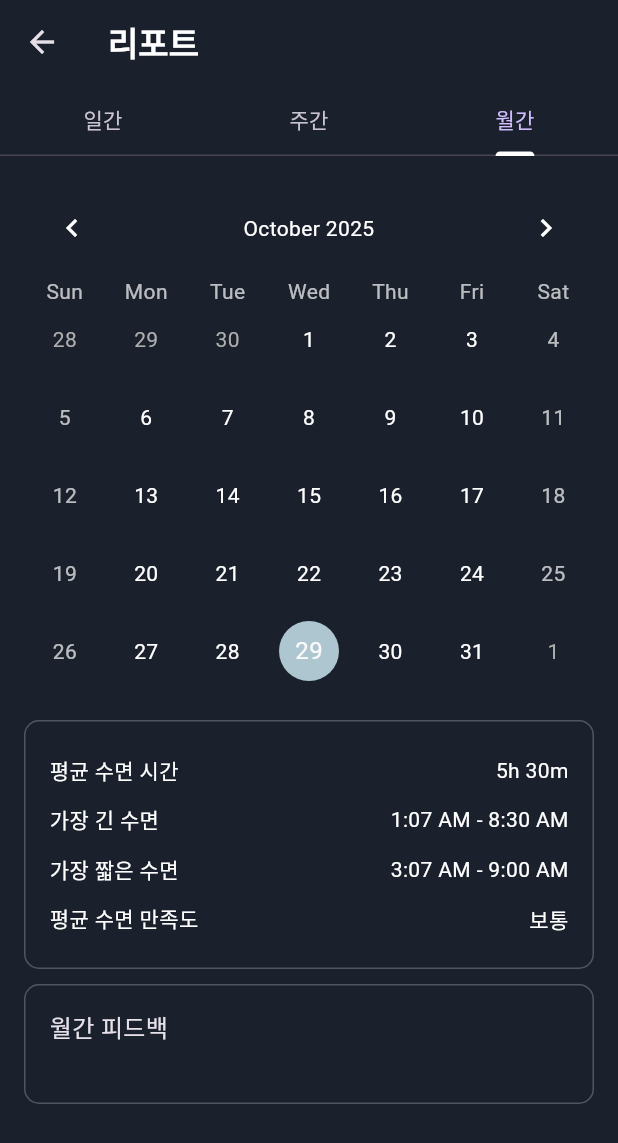
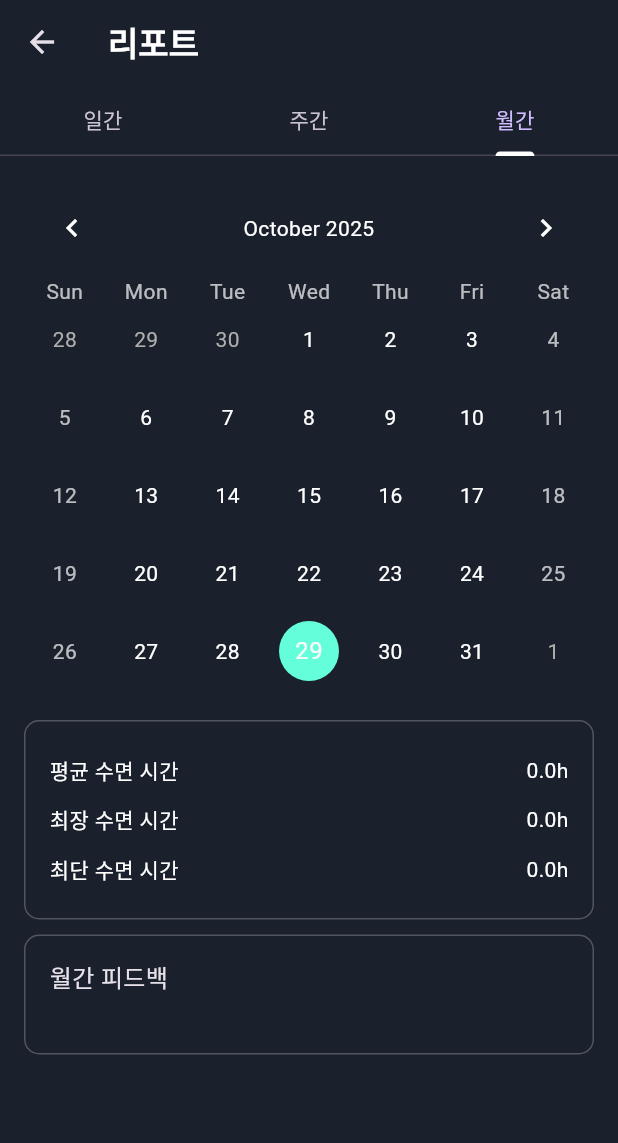
Before and after one commit to yoyohanyy/digital_health_care, a Flutter app: the ReportPage screen opened directly, tab 3 chosen, on a phone screen of 412 x 824 dp. Shown: the top 1143 px of the screen. Run offline on Flutter 3.47's test engine with Material 3 defaults, Android fonts, the phone set to English and light mode, and no system bars; drawn by our look-alikes of table_calendar; our stand-ins replace cloud_firestore, firebase_core, fl_chart, percent_indicator, shared_preferences; missing offline and left inert: health, kakao_flutter_sdk, kakao_flutter_sdk_user; accounts and stored records are empty.

Commit message:
무한 로딩 해결 및 리포트 페이지 코드 추가

```diff
--- a/lib/DTO/sleepRecordDTO.dart
+++ b/lib/DTO/sleepRecordDTO.dart
@@ -2,10 +2,10 @@ import 'package:cloud_firestore/cloud_firestore.dart';
 
 class SleepRecord {
   final DateTime date;
-  final DateTime startTime;
-  final DateTime endTime;
+  final DateTime? startTime;
+  final DateTime? endTime;
   final double totalHours;
-  final int deepSleep;
+  final double deepSleep;
   final int satisfaction;
   final String feedback;
   final Timestamp createdAt;
@@ -23,35 +23,15 @@ class SleepRecord {
     required this.updatedAt,
   });
 
-  factory SleepRecord.fromMap(Map<String, dynamic> map) {
-    return SleepRecord(
-      date: (map['date'] as Timestamp?)?.toDate() ?? DateTime.now(),
-      startTime:
-          (map['sleepInfo']['startTime'] as Timestamp?)?.toDate() ??
-          DateTime.now(),
-      endTime:
-          (map['sleepInfo']['endTime'] as Timestamp?)?.toDate() ??
-          DateTime.now(),
-      totalHours: map['sleepInfo']?['totalHours'] ?? 0,
-      deepSleep: map['sleepInfo']?['deepSleep'] ?? 0,
-      satisfaction: map['satisfaction'] ?? 0,
-      feedback: map['feedback'] ?? '',
-      createdAt: map['createdAt'] as Timestamp? ?? Timestamp.now(),
-      updatedAt: map['updatedAt'] as Timestamp? ?? Timestamp.now(),
-    );
-  }
-
-  Map<String, dynamic> toMap() {
-    return {
-      'date': Timestamp.fromDate(date),
-      'startTime': Timestamp.fromDate(startTime),
-      'endTime': Timestamp.fromDate(endTime),
-      'totalHours': totalHours,
-      'deepSleep': deepSleep,
-      'satisfaction': satisfaction,
-      'feedback': feedback,
-      'createdAt': createdAt,
-      'updatedAt': updatedAt,
-    };
-  }
+  factory SleepRecord.empty(DateTime date) => SleepRecord(
+    date: date,
+    startTime: null,
+    endTime: null,
+    totalHours: 0,
+    deepSleep: 0,
+    satisfaction: 0,
+    feedback: '',
+    createdAt: Timestamp.now(),
+    updatedAt: Timestamp.now(),
+  );
 }
--- a/lib/page/reportPage.dart
+++ b/lib/page/reportPage.dart
@@ -35,52 +35,41 @@ class _ReportPageState extends State<ReportPage>
   DateTime? _sleepStartTime;
   DateTime? _sleepEndTime;
   double _deepSleep = 0.0;
-  Map<DateTime, double> _weeklySleep = {};
   bool _isLoading = true;
   int _currentTabIndex = 0;
   String _targetSleepTimeString = "00:00 AM - 00:00 AM";
-
-  // 🆕 For dynamic date navigation
   DateTime _selectedDate = DateTime.now();
   late DateTime _currentWeekStart;
-  double _targetSleepDurationHours = 8.0; //목표 수면 시간을 저장할 곳
+  double _targetSleepDurationHours = 8.0;
 
   @override
   void initState() {
     super.initState();
     _tabController = TabController(length: 3, vsync: this);
 
-    // ✅ 탭 컨트롤러에 리스너 추가
     _tabController.addListener(() {
-      // 탭이 변경될 때마다 상태를 업데이트하여 UI를 다시 그리도록 함
       setState(() {
         _currentTabIndex = _tabController.index;
       });
     });
 
-    // ✅ Initialize the current week (Sunday as start)
     _currentWeekStart = _getStartOfWeek(_selectedDate);
 
-    // ✅ Load sleep data
     _loadSleepDataForDate(_selectedDate);
 
-    // Firebase 데이터 불러오기
     WidgetsBinding.instance.addPostFrameCallback((_) async {
-      _loadSleepRecords();
-      _loadTargetSleepTime();
+      await _loadSleepRecords();
+      await _loadTargetSleepTime();
     });
   }
 
-  // Helper to get start of the week (Sunday)
   DateTime _getStartOfWeek(DateTime date) {
-    // weekday: Monday=1, Sunday=7 → Sunday start = subtract weekday % 7
     return date.subtract(Duration(days: date.weekday % 7));
   }
 
   Future<void> _loadTargetSleepTime() async {
     final prefs = await SharedPreferences.getInstance();
 
-    // 저장된 값이 없으면 기본값 사용
     final wakeUpHour = prefs.getInt('wakeUpHour') ?? 8;
     final wakeUpMinute = prefs.getInt('wakeUpMinute') ?? 0;
     final bedTimeHour = prefs.getInt('bedTimeHour') ?? 0;
@@ -89,24 +78,16 @@ class _ReportPageState extends State<ReportPage>
     final wakeUpTime = TimeOfDay(hour: wakeUpHour, minute: wakeUpMinute);
     final bedTime = TimeOfDay(hour: bedTimeHour, minute: bedTimeMinute);
 
-    // ✅ 목표 수면 시간(분) 계산
-    int bedTimeInMinutes = bedTime.hour * 60 + bedTime.minute;
-    int wakeUpTimeInMinutes = wakeUpTime.hour * 60 + wakeUpTime.minute;
-
-    int durationInMinutes;
-
-    // 취침 시간이 기상 시간보다 늦으면 (예: 23시 취침, 07시 기상)
-    if (bedTimeInMinutes > wakeUpTimeInMinutes) {
-      durationInMinutes = (24 * 60 - bedTimeInMinutes) + wakeUpTimeInMinutes;
-    } else {
-      durationInMinutes = wakeUpTimeInMinutes - bedTimeInMinutes;
-    }
+    int bedTimeMinutes = bedTime.hour * 60 + bedTime.minute;
+    int wakeUpMinutes = wakeUpTime.hour * 60 + wakeUpTime.minute;
+    int duration = bedTimeMinutes > wakeUpMinutes
+        ? (24 * 60 - bedTimeMinutes) + wakeUpMinutes
+        : wakeUpMinutes - bedTimeMinutes;
 
     setState(() {
       _targetSleepTimeString =
-          '${_formatTimeOfDay(bedTime)} - ${_formatTimeOfDay(wakeUpTime)}';
-
-      _targetSleepDurationHours = durationInMinutes / 60.0;
+      '${_formatTimeOfDay(bedTime)} - ${_formatTimeOfDay(wakeUpTime)}';
+      _targetSleepDurationHours = duration / 60.0;
     });
   }
 
@@ -129,7 +110,7 @@ class _ReportPageState extends State<ReportPage>
 
     if (_sleepStartTime != null && _sleepEndTime != null) {
       await _firebaseService.saveTodaySleepData(
-        "test_user_123", // 실제 로그인한 userId로 교체
+        "test_user_123",
         {
           'startTime': _sleepStartTime,
           'endTime': _sleepEndTime,
@@ -140,53 +121,13 @@ class _ReportPageState extends State<ReportPage>
     }
   }
 
-  Future<void> _loadWeeklySleep() async {
-    final records = await _firebaseService.getWeeklySleep("test_user_123");
-    debugPrint("📊 주간 수면 데이터: $records");
-
-    final Map<DateTime, double> weeklyMap = {};
-
-    for (var record in records) {
-      final dateKey = DateTime(
-        record.date.year,
-        record.date.month,
-        record.date.day,
-      );
-      weeklyMap[dateKey] = record.totalHours;
-    }
-
-    setState(() {
-      _weeklySleep = weeklyMap;
-      _isLoading = false;
-    });
-  }
-
-  Future<void> _saveSleepData() async {
-    if (_sleepStartTime != null && _sleepEndTime != null) {
-      await _firebaseService.saveTodaySleepData(
-        "test_user_123", // 실제 로그인한 userId로 교체
-        {
-          'startTime': _sleepStartTime,
-          'endTime': _sleepEndTime,
-          'totalMinutes': _totalHours * 60,
-          'deepSleep': _deepSleep,
-        },
-      );
-    } else {
-      debugPrint("⚠️ 수면 데이터가 준비되지 않았습니다.");
-    }
-  }
-
   Future<void> _loadSleepRecords() async {
     final userProvider = Provider.of<UserProvider>(context, listen: false);
     final sleepProvider = Provider.of<SleepRecordProvider>(
       context,
       listen: false,
     );
-    await sleepProvider.fetchRecords(
-      userProvider.user!.id,
-      days: 30,
-    ); // 최근 30일 데이터 로드
+    await sleepProvider.fetchRecords(userProvider.user!.id, days: 30);
     setState(() {
       _isLoading = false;
     });
@@ -217,56 +158,31 @@ class _ReportPageState extends State<ReportPage>
     super.dispose();
   }
 
-  // ---------------- Main ----------------
+  bool _isSameDay(DateTime a, DateTime b) =>
+      a.year == b.year && a.month == b.month && a.day == b.day;
+
   @override
   Widget build(BuildContext context) {
     final sleepProvider = Provider.of<SleepRecordProvider>(context);
     final records = sleepProvider.records;
-    // 🆕 오늘 record 찾기, 없으면 더미 데이터 생성
-    final today = _selectedDate;
-    SleepRecord todayRecord = records.firstWhere(
-      (r) =>
-          r.date.year == today.year &&
-          r.date.month == today.month &&
-          r.date.day == today.day,
-      orElse:
-          () => SleepRecord(
-            date: today,
-            startTime: today,
-            endTime: today,
-            totalHours: 0,
-            deepSleep: 0,
-            satisfaction: 0,
-            feedback: '데이터 없음',
-            createdAt: Timestamp.now(),
-            updatedAt: Timestamp.now(),
-          ),
+
+    // 오늘 record 가져오기
+    final todayRecord = records.firstWhere(
+          (r) => _isSameDay(r.date, _selectedDate),
+      orElse: () => SleepRecord.empty(_selectedDate),
     );
 
-    // 🆕 주간 데이터 Map
+    // 주간 Map 생성
     Map<DateTime, double> weeklySleep = {};
     for (int i = 0; i < 7; i++) {
       DateTime day = _currentWeekStart.add(Duration(days: i));
       final r = records.firstWhere(
-        (rec) =>
-            rec.date.year == day.year &&
-            rec.date.month == day.month &&
-            rec.date.day == day.day,
-        orElse:
-            () => SleepRecord(
-              date: day,
-              startTime: day,
-              endTime: day,
-              totalHours: 0,
-              deepSleep: 0,
-              satisfaction: 0,
-              feedback: '데이터 없음',
-              createdAt: Timestamp.now(),
-              updatedAt: Timestamp.now(),
-            ),
+            (rec) => _isSameDay(rec.date, day),
+        orElse: () => SleepRecord.empty(day),
       );
       weeklySleep[day] = r.totalHours.toDouble();
     }
+
     return Scaffold(
       appBar: AppBar(
         backgroundColor: const Color(0xFF1A202C),
@@ -274,41 +190,13 @@ class _ReportPageState extends State<ReportPage>
           "리포트",
           style: TextStyle(color: Colors.white, fontWeight: FontWeight.bold),
         ),
-
         actions: [
-          // '일간' 탭(인덱스 0)일 때만 공유 아이콘을 표시합니다.
           if (_currentTabIndex == 0)
             IconButton(
               icon: const Icon(Icons.share, color: Colors.white),
-              onPressed: () {
-                final double lightSleepHours = (_totalHours - _deepSleep).clamp(
-                  0.0,
-                  _totalHours,
-                );
-
-                Navigator.push(
-                  context,
-                  MaterialPageRoute(
-                    builder:
-                        (context) => SharePage(
-                          totalSleepHours: _totalHours,
-                          deepSleepHours: _deepSleep,
-                          lightSleepHours: lightSleepHours,
-                          dayOfWeek: DateFormat(
-                            'EEEE',
-                            'ko_KR',
-                          ).format(_selectedDate),
-                          sleepScore: 78,
-                          avgHeartRate: 98,
-                          sleepSatisfaction: "보통",
-                          sleepGoalPercent: 76,
-                        ),
-                  ),
-                );
-              },
+              onPressed: null, // 필요시 SharePage 연결
             ),
         ],
-
         bottom: TabBar(
           controller: _tabController,
           tabs: const [Tab(text: "일간"), Tab(text: "주간"), Tab(text: "월간")],
@@ -318,7 +206,7 @@ class _ReportPageState extends State<ReportPage>
       body: TabBarView(
         controller: _tabController,
         children: [
-          _buildDailyReport(todayRecord),
+          _buildDailyReport(todayRecord, weeklySleep),
           _buildWeeklyReport(weeklySleep),
           _buildMonthlyReport(),
         ],
@@ -327,22 +215,11 @@ class _ReportPageState extends State<ReportPage>
   }
 
   // ---------------- Daily Report ----------------
-  Widget _buildDailyReport(SleepRecord todayRecord) {
-    List<DateTime> weekDays = List.generate(
-      7,
-      (i) => _currentWeekStart.add(Duration(days: i)),
-    );
+  Widget _buildDailyReport(SleepRecord todayRecord, Map<DateTime, double> weeklySleep) {
+    List<DateTime> weekDays = List.generate(7, (i) => _currentWeekStart.add(Duration(days: i)));
 
-    // ✅ 수면 목표 달성률 계산
-    // _targetSleepDurationHours가 0보다 클 때만 계산 (0으로 나누기 방지)
     final double sleepPercent =
-        (_targetSleepDurationHours > 0)
-            ? (_totalHours / _targetSleepDurationHours).clamp(
-              0.0,
-              1.0,
-            ) // 0.0과 1.0 사이 값으로 제한
-            : 0.0;
-
+    (_targetSleepDurationHours > 0) ? (_totalHours / _targetSleepDurationHours).clamp(0.0, 1.0) : 0.0;
     final String percentText = "${(sleepPercent * 100).toStringAsFixed(0)}%";
 
     return SingleChildScrollView(
@@ -351,40 +228,26 @@ class _ReportPageState extends State<ReportPage>
         crossAxisAlignment: CrossAxisAlignment.center,
         children: [
           const SizedBox(height: 20),
-
-          // 🗓 Dynamic Date Row
           Row(
             mainAxisAlignment: MainAxisAlignment.center,
             children: [
-              IconButton(
-                icon: const Icon(Icons.chevron_left, color: Colors.white54),
-                onPressed: _goToPreviousWeek,
-              ),
+              IconButton(icon: const Icon(Icons.chevron_left, color: Colors.white54), onPressed: _goToPreviousWeek),
               Expanded(
                 child: Row(
-                  // ✅ 7개의 날짜가 공간을 균등하게 나누도록 설정
                   mainAxisAlignment: MainAxisAlignment.spaceAround,
                   children: [
                     for (var day in weekDays)
-                      // ✅ 각각의 날짜 아이템을 Expanded로 감싸서 균등하게 분배
                       Expanded(
                         child: GestureDetector(
                           onTap: () => _selectDate(day),
-                          // 투명한 영역도 터치가 되도록 설정
                           behavior: HitTestBehavior.opaque,
                           child: Column(
                             children: [
                               Text(
                                 DateFormat.E('ko_KR').format(day),
                                 style: TextStyle(
-                                  color:
-                                      _isSameDay(day, _selectedDate)
-                                          ? Colors.white
-                                          : Colors.white54,
-                                  fontWeight:
-                                      _isSameDay(day, _selectedDate)
-                                          ? FontWeight.bold
-                                          : FontWeight.normal,
+                                  color: _isSameDay(day, _selectedDate) ? Colors.white : Colors.white54,
+                                  fontWeight: _isSameDay(day, _selectedDate) ? FontWeight.bold : FontWeight.normal,
                                   fontSize: 14,
                                 ),
                               ),
@@ -392,24 +255,15 @@ class _ReportPageState extends State<ReportPage>
                               Text(
                                 "${day.day}",
                                 style: TextStyle(
-                                  color:
-                                      _isSameDay(day, _selectedDate)
-                                          ? Colors.white
-                                          : Colors.white54,
-                                  fontWeight:
-                                      _isSameDay(day, _selectedDate)
-                                          ? FontWeight.bold
-                                          : FontWeight.normal,
+                                  color: _isSameDay(day, _selectedDate) ? Colors.white : Colors.white54,
+                                  fontWeight: _isSameDay(day, _selectedDate) ? FontWeight.bold : FontWeight.normal,
                                   fontSize: 16,
                                 ),
                               ),
                               if (_isSameDay(day, _selectedDate))
                                 const Padding(
                                   padding: EdgeInsets.only(top: 2),
-                                  child: CircleAvatar(
-                                    radius: 3,
-                                    backgroundColor: Colors.white70,
-                                  ),
+                                  child: CircleAvatar(radius: 3, backgroundColor: Colors.white70),
                                 ),
                             ],
                           ),
@@ -418,75 +272,37 @@ class _ReportPageState extends State<ReportPage>
                   ],
                 ),
               ),
-              IconButton(
-                icon: const Icon(Icons.chevron_right, color: Colors.white54),
-                onPressed: _goToNextWeek,
-              ),
+              IconButton(icon: const Icon(Icons.chevron_right, color: Colors.white54), onPressed: _goToNextWeek),
             ],
           ),
-
           const SizedBox(height: 30),
-
-          const Text(
-            "수면 성취",
-            style: TextStyle(fontSize: 20, fontWeight: FontWeight.bold),
-          ),
+          const Text("수면 성취", style: TextStyle(fontSize: 20, fontWeight: FontWeight.bold)),
           const SizedBox(height: 5),
-          const Text(
-            "목표 수면 대비 실제 수면 비율",
-            style: TextStyle(color: Colors.white54),
-          ),
+          const Text("목표 수면 대비 실제 수면 비율", style: TextStyle(color: Colors.white54)),
           const SizedBox(height: 30),
-
           CircularPercentIndicator(
             radius: 80.0,
             lineWidth: 15.0,
             percent: sleepPercent,
-            center: Text(
-              percentText,
-              style: TextStyle(fontSize: 22, fontWeight: FontWeight.bold),
-            ),
-            progressColor: Color(0xFFAEC6CF),
+            center: Text(percentText, style: const TextStyle(fontSize: 22, fontWeight: FontWeight.bold)),
+            progressColor: const Color(0xFFAEC6CF),
             backgroundColor: Colors.white24,
             circularStrokeCap: CircularStrokeCap.round,
           ),
-
           const SizedBox(height: 40),
-
           _infoCard([
             _infoRow("선택한 날짜", DateFormat('yyyy.MM.dd').format(_selectedDate)),
             _infoRow("목표 수면 시간", _targetSleepTimeString),
             _infoRow("실제 수면 시간", "${todayRecord.totalHours}시간"),
             _infoRow("수면 만족도 평가", "보통"),
           ]),
-
           const SizedBox(height: 20),
-
-          _infoCard([
-            const Text("일간 피드백", style: TextStyle(fontSize: 16)),
-          ], height: 80),
-
-          const SizedBox(height: 20),
-
-          _infoCard([
-            Row(
-              mainAxisAlignment: MainAxisAlignment.spaceBetween,
-              children: const [
-                Text("이 날의 타임캡슐", style: TextStyle(fontSize: 16)),
-                Icon(Icons.chevron_right, color: Colors.white54),
-              ],
-            ),
-          ], height: 60),
-          const SizedBox(height: 20),
-
-          ElevatedButton(
-            onPressed: /*_saveSleepData,*/ null,
-            child: const Text("저장", style: TextStyle(fontSize: 16)),
-          ),
+          _infoCard([const Text("일간 피드백", style: TextStyle(fontSize: 16))], height: 80),
         ],
       ),
     );
   }
+
 
   // ---------------- Weekly Report ----------------
   Widget _buildWeeklyReport(Map<DateTime, double> weeklySleep) {
@@ -616,17 +432,52 @@ class _ReportPageState extends State<ReportPage>
   }
 
   // ---------------- Monthly Report ----------------
+  // ---------------- Monthly Report ----------------
   Widget _buildMonthlyReport() {
+    final sleepProvider = Provider.of<SleepRecordProvider>(context);
+    final records = sleepProvider.records;
+
+    final now = DateTime.now();
+    final firstDayOfMonth = DateTime(now.year, now.month, 1);
+    final daysInMonth = DateTime(now.year, now.month + 1, 0).day;
+
+    // 월간 Map 생성 (시간 제거)
+    Map<DateTime, double> monthlySleep = {};
+    for (int i = 0; i < daysInMonth; i++) {
+      DateTime day = DateTime(now.year, now.month, 1).add(Duration(days: i));
+      final record = records.firstWhere(
+            (r) => r.date.year == day.year && r.date.month == day.month && r.date.day == day.day,
+        orElse: () => SleepRecord.empty(day),
+      );
+      monthlySleep[DateTime(day.year, day.month, day.day)] = record.totalHours.toDouble();
+    }
+
+    // 월간 통계 계산
+    final sleepValues = monthlySleep.values.where((v) => v > 0).toList();
+    double avgSleep = sleepValues.isNotEmpty
+        ? sleepValues.reduce((a, b) => a + b) / sleepValues.length
+        : 0.0;
+    double maxSleep = sleepValues.isNotEmpty ? sleepValues.reduce((a, b) => a > b ? a : b) : 0.0;
+    double minSleep = sleepValues.isNotEmpty ? sleepValues.reduce((a, b) => a < b ? a : b) : 0.0;
+
     return SingleChildScrollView(
       padding: const EdgeInsets.all(16),
       child: Column(
         children: [
           TableCalendar(
-            focusedDay: DateTime.now(),
+            focusedDay: _selectedDate,
             firstDay: DateTime(2020),
             lastDay: DateTime(2030),
             calendarFormat: CalendarFormat.month,
             startingDayOfWeek: StartingDayOfWeek.sunday,
+            selectedDayPredicate: (day) => _isSameDay(day, _selectedDate),
+            onDaySelected: (selectedDay, focusedDay) {
+              setState(() {
+                _selectedDate = selectedDay;
+              });
+              _loadSleepDataForDate(selectedDay);
+              _tabController.animateTo(0); // 일간 탭으로 이동
+            },
             headerStyle: const HeaderStyle(
               formatButtonVisible: false,
               titleCentered: true,
@@ -638,35 +489,55 @@ class _ReportPageState extends State<ReportPage>
               weekdayStyle: TextStyle(color: Colors.white70),
               weekendStyle: TextStyle(color: Colors.white70),
             ),
-            calendarStyle: const CalendarStyle(
-              todayDecoration: BoxDecoration(
+            calendarStyle: CalendarStyle(
+              todayDecoration: const BoxDecoration(
                 color: Color(0xFFAEC6CF),
                 shape: BoxShape.circle,
               ),
-              defaultTextStyle: TextStyle(color: Colors.white),
-              weekendTextStyle: TextStyle(color: Colors.white70),
+              selectedDecoration: const BoxDecoration(
+                color: Colors.tealAccent,
+                shape: BoxShape.circle,
+              ),
+              defaultTextStyle: const TextStyle(color: Colors.white),
+              weekendTextStyle: const TextStyle(color: Colors.white70),
+            ),
+            calendarBuilders: CalendarBuilders(
+              markerBuilder: (context, day, events) {
+                DateTime key = DateTime(day.year, day.month, day.day);
+                double sleepHours = monthlySleep[key] ?? 0.0;
+                if (sleepHours > 0) {
+                  return Positioned(
+                    bottom: 1,
+                    child: Container(
+                      width: 20,
+                      height: 4,
+                      decoration: BoxDecoration(
+                        color: Colors.tealAccent,
+                        borderRadius: BorderRadius.circular(2),
+                      ),
+                    ),
+                  );
+                }
+                return null;
+              },
             ),
           ),
           const SizedBox(height: 20),
+          // 월간 통계 카드
           _infoCard([
-            _infoRow("평균 수면 시간", "5h 30m"),
-            _infoRow("가장 긴 수면", "1:07 AM - 8:30 AM"),
-            _infoRow("가장 짧은 수면", "3:07 AM - 9:00 AM"),
-            _infoRow("평균 수면 만족도", "보통"),
+            _infoRow("평균 수면 시간", "${avgSleep.toStringAsFixed(1)}h"),
+            _infoRow("최장 수면 시간", "${maxSleep.toStringAsFixed(1)}h"),
+            _infoRow("최단 수면 시간", "${minSleep.toStringAsFixed(1)}h"),
           ]),
           const SizedBox(height: 10),
-          _infoCard([
-            const Text("월간 피드백", style: TextStyle(fontSize: 16)),
-          ], height: 80),
+          // 월간 피드백 카드
+          _infoCard([const Text("월간 피드백", style: TextStyle(fontSize: 16))], height: 80),
         ],
       ),
     );
   }
 
   // ---------------- UI Helpers ----------------
-  bool _isSameDay(DateTime a, DateTime b) {
-    return a.year == b.year && a.month == b.month && a.day == b.day;
-  }
 
   Widget _infoCard(List<Widget> children, {double? height}) {
     return Container(
```
Also changed, not shown: lib/page/splashPage.dart (+37 -42 lines), lib/provider/sleepProvider.dart (+32 -9 lines), lib/services/firebaseService.dart (+56 -57 lines), 1 other file.
